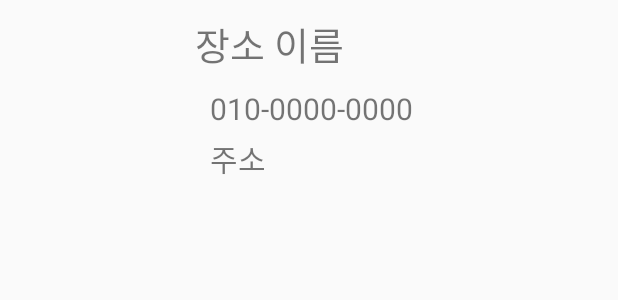
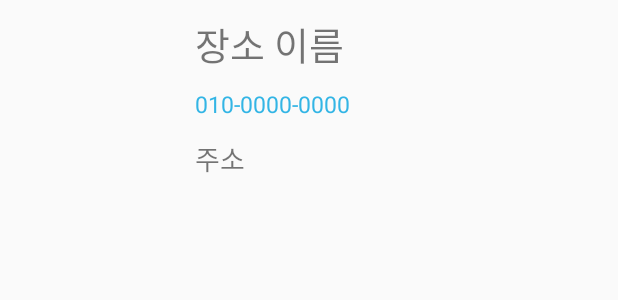
Before and after one commit to neilsonT/CodeTour, an Android app: the layout fragment_placeitem.xml on its own in the app's theme, with its tools: preview values and no code run, on a phone screen of 412 x 824 dp. Shown: the top 300 px of the screen. Run offline under Robolectric (Android 15) with nearby library versions, the phone set to English and light mode, and no system bars.

Commit message:
[ISSUE-84] 마커 화면 표시 버그 수정

```diff
--- a/app/src/main/java/com/example/codetour/TmapOverlay/BalloonOverlayView.java
+++ b/app/src/main/java/com/example/codetour/TmapOverlay/BalloonOverlayView.java
@@ -51,12 +51,13 @@ public class BalloonOverlayView extends FrameLayout {
         content1  = view.findViewById(R.id.content1);
         content2 = view.findViewById(R.id.content2);
 
+//        Glide.with(view.getContext()).load(imageURL).into(image);
         Glide.with(this).load(imageURL).into(image);
+//        Glide.with(this).load(imageURL).into(image);
         setTitle(name);
         setSubTitle(tel);
         setContent1(address);
 //        setContent2();
-
     }
 
     public void setTitle(String str) {
--- a/app/src/main/res/layout/bubble_popup.xml
+++ b/app/src/main/res/layout/bubble_popup.xml
@@ -29,7 +29,7 @@
             android:id="@+id/bubble_title"
             android:layout_width="match_parent"
             android:layout_height="wrap_content"
-            android:textSize="20sp"
+            android:textSize="17sp"
             android:textStyle="bold"
             android:paddingTop="10dp"/>
 
@@ -44,6 +44,7 @@
             android:id="@+id/content1"
             android:layout_width="match_parent"
             android:layout_height="wrap_content"
+            android:textColor="@android:color/holo_blue_light"
             android:textSize="10sp"
             android:textStyle="bold"/>
 
--- a/app/src/main/res/layout/fragment_placeitem.xml
+++ b/app/src/main/res/layout/fragment_placeitem.xml
@@ -34,7 +34,7 @@
                 android:layout_width="wrap_content"
                 android:layout_height="wrap_content"
                 android:layout_alignParentTop="true"
-                android:layout_marginLeft="20dp"
+                android:layout_marginStart="20dp"
                 android:layout_marginTop="10dp"
                 android:layout_marginRight="5dp"
                 android:layout_toRightOf="@+id/placeImage"
@@ -51,22 +51,23 @@
                 android:layout_marginStart="20dp"
                 android:layout_marginTop="10dp"
                 android:layout_toEndOf="@+id/placeImage"
-                android:paddingLeft="10dp"
+                android:paddingLeft="0dp"
                 android:text="010-0000-0000"
-                android:textSize="20sp" />
+                android:textColor="@android:color/holo_blue_light"
+                android:textSize="15sp" />
 
             <!-- 장소 주소 -->
             <TextView
                 android:id="@+id/placeAddress"
                 android:layout_width="wrap_content"
                 android:layout_height="wrap_content"
-                android:layout_below="@+id/placeName"
+                android:layout_below="@+id/placeTel"
                 android:layout_marginStart="20dp"
-                android:layout_marginTop="42dp"
+                android:layout_marginTop="12dp"
                 android:layout_toEndOf="@+id/placeImage"
-                android:paddingLeft="10dp"
+                android:paddingLeft="0dp"
                 android:text="주소"
-                android:textSize="20sp" />
+                android:textSize="18sp" />
 
             <!--&lt;!&ndash; 장소 삭제 버튼 &ndash;&gt;-->
             <!--<ImageButton-->
```
Also changed, not shown: app/src/main/java/com/example/codetour/RouteCheck.java (+31 -3 lines), app/src/main/java/com/example/codetour/TourApi.java (+4 -4 lines).
